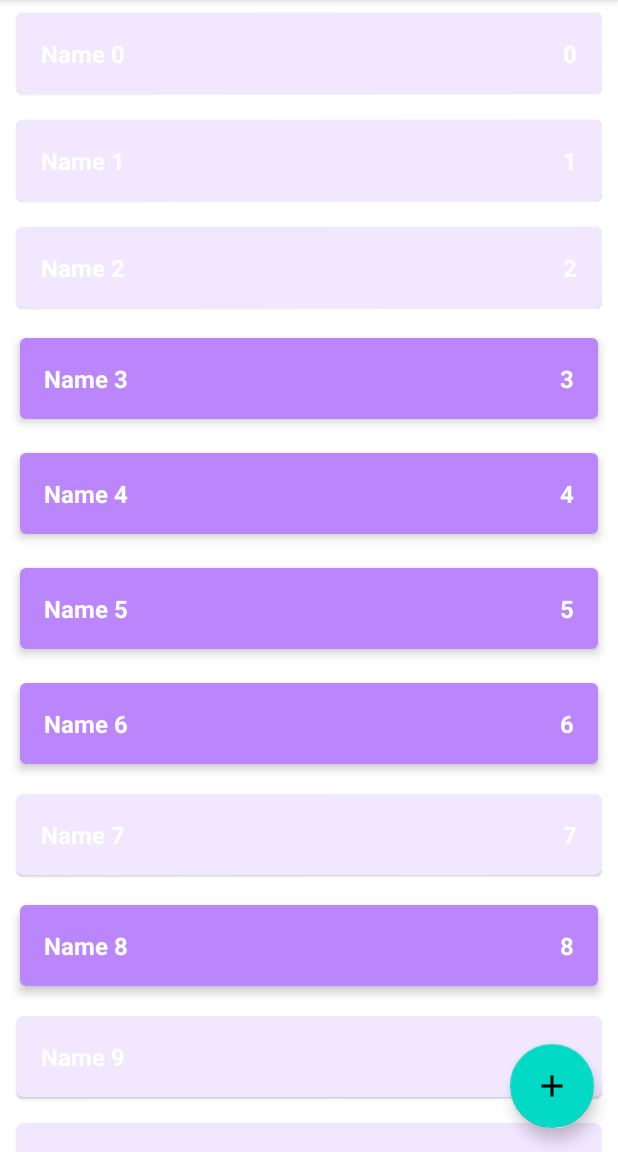
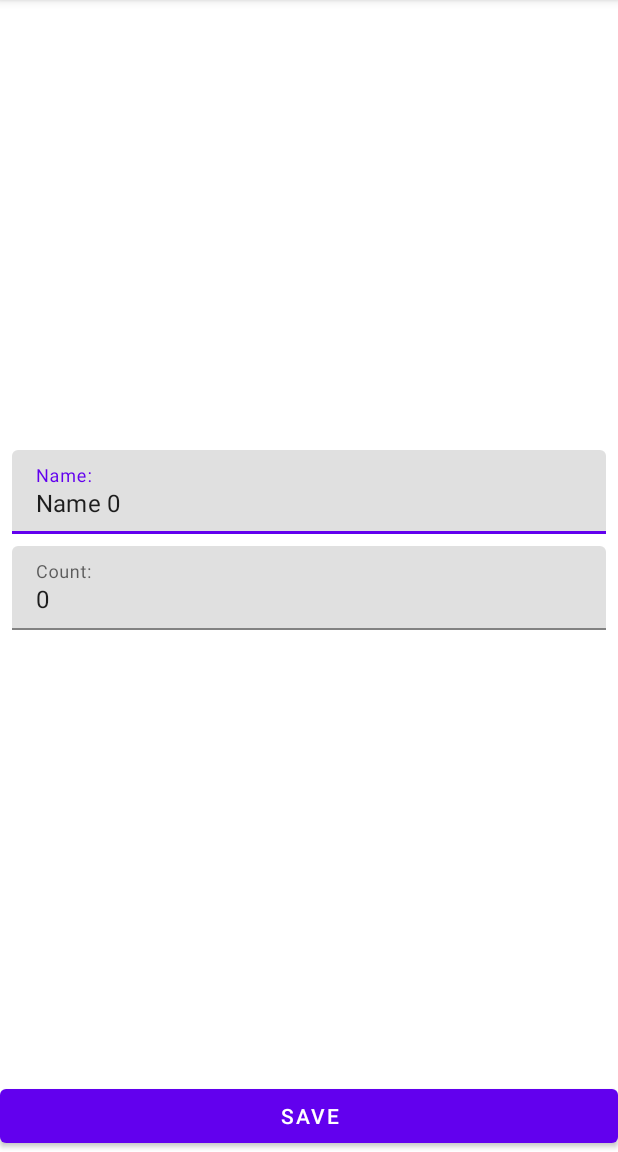
Before and after one commit to Nike2406/Android_Professional_Level, an Android app: the screen it shows after launch (MainActivity before the commit, ShopItemActivity after it), after a tap on an icon or button, on a phone screen of 412 x 824 dp, the part 84-1236 px from its top. Run offline under Robolectric (Android 15) with nearby library versions, the phone set to English and light mode, and no system bars.

Commit message:
added launch fragment from activity

```diff
--- a/app/src/main/java/com/bukin/androidprofessionallevel/presentation/ShopItemActivity.kt
+++ b/app/src/main/java/com/bukin/androidprofessionallevel/presentation/ShopItemActivity.kt
@@ -23,17 +23,17 @@ class ShopItemActivity : AppCompatActivity() {
 //    private lateinit var etCount: EditText
 //    private lateinit var buttonSave: Button
 //
-//    private var screenMode = MODE_UNKNOWN
-//    private var shopItemId = ShopItem.UNDEFINED_ID
+    private var screenMode = MODE_UNKNOWN
+    private var shopItemId = ShopItem.UNDEFINED_ID
 
     override fun onCreate(savedInstanceState: Bundle?) {
         super.onCreate(savedInstanceState)
         setContentView(R.layout.activity_shop_item)
-//        parseIntent()
+        parseIntent()
 //        viewModel = ViewModelProvider(this)[ShopItemViewModel::class.java]
 //        initViews()
 //        addTextChangeListeners()
-//        launchRightMode()
+        launchRightMode()
 //        observeViewModel()
     }
 
@@ -66,12 +66,24 @@ class ShopItemActivity : AppCompatActivity() {
 //        }
 //    }
 //
-//    private fun launchRightMode() {
-//        when (screenMode) {
-//            MODE_EDIT -> launchEditMode()
-//            MODE_ADD -> launchAddMode()
-//        }
-//    }
+    private fun launchRightMode() {
+        val fragment = when (screenMode) {
+            MODE_EDIT -> ShopItemFragment.newInstanceEditItem(shopItemId)
+            MODE_ADD -> ShopItemFragment.newInstanceAddItem()
+            else -> throw java.lang.RuntimeException("Unknown screen mode: $screenMode")
+        }
+
+        /*
+        * Для работы с фрагментами используется класс FragmentManager()
+        * Если нужно отобразить фрагмент в контейнере, исп. beginTransaction(),
+        * который возращает объект типа FragmentTransaction
+        * */
+        supportFragmentManager.beginTransaction()
+            // добавляем фрагмент(id контейнера, фрагмент)
+            .add(R.id.shop_item_container, fragment)
+            // запускаем транзакцию на выполнение с помощью .commit()
+            .commit()
+    }
 //
 //    private fun observeViewModel() {
 //        // Подписываемся на остальные объекты для отображения ошибок
@@ -123,23 +135,23 @@ class ShopItemActivity : AppCompatActivity() {
 //        })
 //    }
 //
-//    private fun parseIntent() {
-//        if (!intent.hasExtra(EXTRA_SCREEN_MODE)) {
-//            throw java.lang.RuntimeException("Param screen mode is absent")
-//        }
-//        val mode = intent.getStringExtra(EXTRA_SCREEN_MODE)
-//        if (mode != MODE_EDIT && mode != MODE_ADD) {
-//            throw java.lang.RuntimeException("Unknown screen mode: $mode")
-//        }
-//        screenMode = mode
-//
-//        if (screenMode == MODE_EDIT) {
-//            if (!intent.hasExtra(EXTRA_SHOP_ITEM_ID)) {
-//                throw java.lang.RuntimeException("Param shop item id is absent")
-//            }
-//            shopItemId = intent.getIntExtra(EXTRA_SHOP_ITEM_ID, ShopItem.UNDEFINED_ID)
-//        }
-//    }
+    private fun parseIntent() {
+        if (!intent.hasExtra(EXTRA_SCREEN_MODE)) {
+            throw java.lang.RuntimeException("Param screen mode is absent")
+        }
+        val mode = intent.getStringExtra(EXTRA_SCREEN_MODE)
+        if (mode != MODE_EDIT && mode != MODE_ADD) {
+            throw java.lang.RuntimeException("Unknown screen mode: $mode")
+        }
+        screenMode = mode
+
+        if (screenMode == MODE_EDIT) {
+            if (!intent.hasExtra(EXTRA_SHOP_ITEM_ID)) {
+                throw java.lang.RuntimeException("Param shop item id is absent")
+            }
+            shopItemId = intent.getIntExtra(EXTRA_SHOP_ITEM_ID, ShopItem.UNDEFINED_ID)
+        }
+    }
 //
 //    private fun initViews() {
 //        tilName = findViewById(R.id.til_name)
@@ -149,28 +161,28 @@ class ShopItemActivity : AppCompatActivity() {
 //        buttonSave = findViewById(R.id.save_button)
 //    }
 //
-//    /*
-//    * Для достижения инкапсуляции все константы делаем private
-//    * и создаем публичные методы для вызова intents
-//    * */
-//    companion object {
-//        private const val EXTRA_SCREEN_MODE = "extra_mode"
-//        private const val EXTRA_SHOP_ITEM_ID = "extra_shop_item_id"
-//        private const val MODE_EDIT = "mode_edit"
-//        private const val MODE_ADD = "mode_add"
-//        private const val MODE_UNKNOWN = ""
-//
-//        fun newIntentAddItem(context: Context): Intent {
-//            val intent = Intent(context, ShopItemActivity::class.java)
-//            intent.putExtra(EXTRA_SCREEN_MODE, MODE_ADD)
-//            return intent
-//        }
-//
-//        fun newIntentEditItem(context: Context, shopItemId: Int): Intent {
-//            val intent = Intent(context, ShopItemActivity::class.java)
-//            intent.putExtra(EXTRA_SCREEN_MODE, MODE_EDIT)
-//            intent.putExtra(EXTRA_SHOP_ITEM_ID, shopItemId)
-//            return intent
-//        }
-//    }
+    /*
+    * Для достижения инкапсуляции все константы делаем private
+    * и создаем публичные методы для вызова intents
+    * */
+    companion object {
+        private const val EXTRA_SCREEN_MODE = "extra_mode"
+        private const val EXTRA_SHOP_ITEM_ID = "extra_shop_item_id"
+        private const val MODE_EDIT = "mode_edit"
+        private const val MODE_ADD = "mode_add"
+        private const val MODE_UNKNOWN = ""
+
+        fun newIntentAddItem(context: Context): Intent {
+            val intent = Intent(context, ShopItemActivity::class.java)
+            intent.putExtra(EXTRA_SCREEN_MODE, MODE_ADD)
+            return intent
+        }
+
+        fun newIntentEditItem(context: Context, shopItemId: Int): Intent {
+            val intent = Intent(context, ShopItemActivity::class.java)
+            intent.putExtra(EXTRA_SCREEN_MODE, MODE_EDIT)
+            intent.putExtra(EXTRA_SHOP_ITEM_ID, shopItemId)
+            return intent
+        }
+    }
 }
--- a/app/src/main/java/com/bukin/androidprofessionallevel/presentation/ShopItemFragment.kt
+++ b/app/src/main/java/com/bukin/androidprofessionallevel/presentation/ShopItemFragment.kt
@@ -196,17 +196,25 @@ class ShopItemFragment(
         private const val MODE_ADD = "mode_add"
         private const val MODE_UNKNOWN = ""
 
-        fun newIntentAddItem(context: Context): Intent {
-            val intent = Intent(context, ShopItemActivity::class.java)
-            intent.putExtra(EXTRA_SCREEN_MODE, MODE_ADD)
-            return intent
+        fun newInstanceAddItem(): ShopItemFragment {
+            return ShopItemFragment(MODE_ADD)
         }
 
-        fun newIntentEditItem(context: Context, shopItemId: Int): Intent {
-            val intent = Intent(context, ShopItemActivity::class.java)
-            intent.putExtra(EXTRA_SCREEN_MODE, MODE_EDIT)
-            intent.putExtra(EXTRA_SHOP_ITEM_ID, shopItemId)
-            return intent
+        fun newInstanceEditItem(shopItemId: Int): ShopItemFragment {
+            return ShopItemFragment(MODE_EDIT, shopItemId)
         }
+
+//        fun newIntentAddItem(context: Context): Intent {
+//            val intent = Intent(context, ShopItemActivity::class.java)
+//            intent.putExtra(EXTRA_SCREEN_MODE, MODE_ADD)
+//            return intent
+//        }
+//
+//        fun newIntentEditItem(context: Context, shopItemId: Int): Intent {
+//            val intent = Intent(context, ShopItemActivity::class.java)
+//            intent.putExtra(EXTRA_SCREEN_MODE, MODE_EDIT)
+//            intent.putExtra(EXTRA_SHOP_ITEM_ID, shopItemId)
+//            return intent
+//        }
     }
 }
--- a/app/src/main/res/layout/activity_shop_item.xml
+++ b/app/src/main/res/layout/activity_shop_item.xml
@@ -2,7 +2,6 @@
 <androidx.fragment.app.FragmentContainerView xmlns:android="http://schemas.android.com/apk/res/android"
     xmlns:tools="http://schemas.android.com/tools"
     android:id="@+id/shop_item_container"
-    android:name="com.bukin.androidprofessionallevel.presentation.ShopItemFragment"
     android:layout_width="match_parent"
     android:layout_height="match_parent"
     tools:context=".presentation.ShopItemActivity"
```
